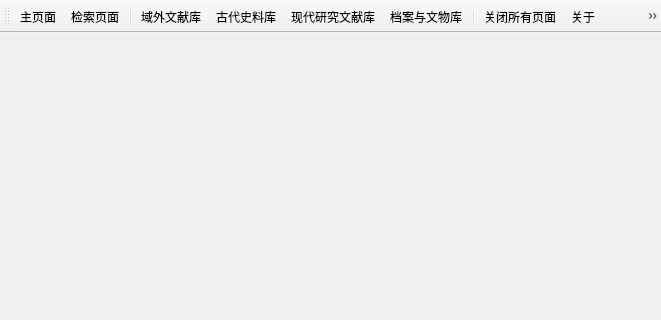
Above: UI/UI_MainWindow.ui from mortersen/ZhengCG before the change; both pictures show x 0 to 661 and y 0 to 320 of the 661 by 600 pixel window. Below: the same form after it.
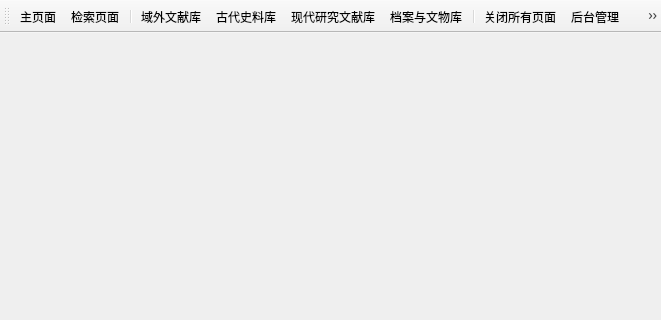
That is the form after the change. Icons and pictures are not drawn.

Patch:
```diff
--- a/UI/UI_MainWindow.ui
+++ b/UI/UI_MainWindow.ui
@@ -48,6 +48,7 @@
    <addaction name="action_DanAnWenWu"/>
    <addaction name="separator"/>
    <addaction name="action_Close"/>
+   <addaction name="action_Setup"/>
    <addaction name="action_about"/>
    <addaction name="action_Quit"/>
   </widget>
@@ -138,6 +139,15 @@
     <string>退出数据库</string>
    </property>
   </action>
+  <action name="action_Setup">
+   <property name="icon">
+    <iconset resource="../RES/img.qrc">
+     <normaloff>:/PIC/Setup.png</normaloff>:/PIC/Setup.png</iconset>
+   </property>
+   <property name="text">
+    <string>后台管理</string>
+   </property>
+  </action>
  </widget>
  <resources>
   <include location="../RES/img.qrc"/>
```
